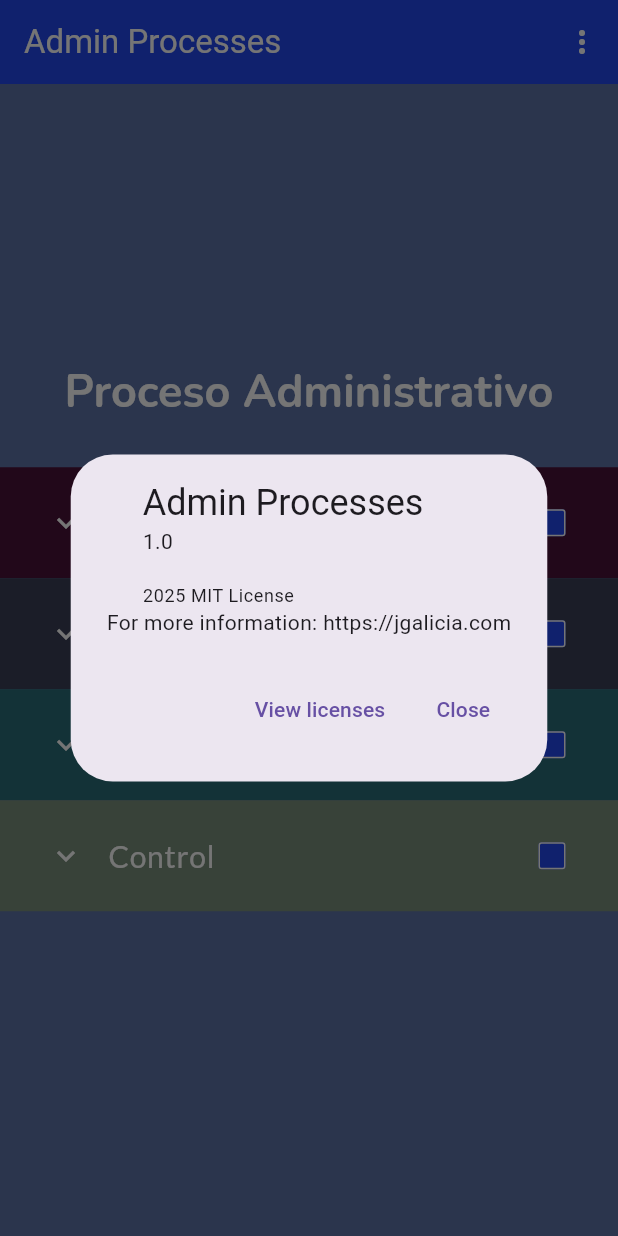
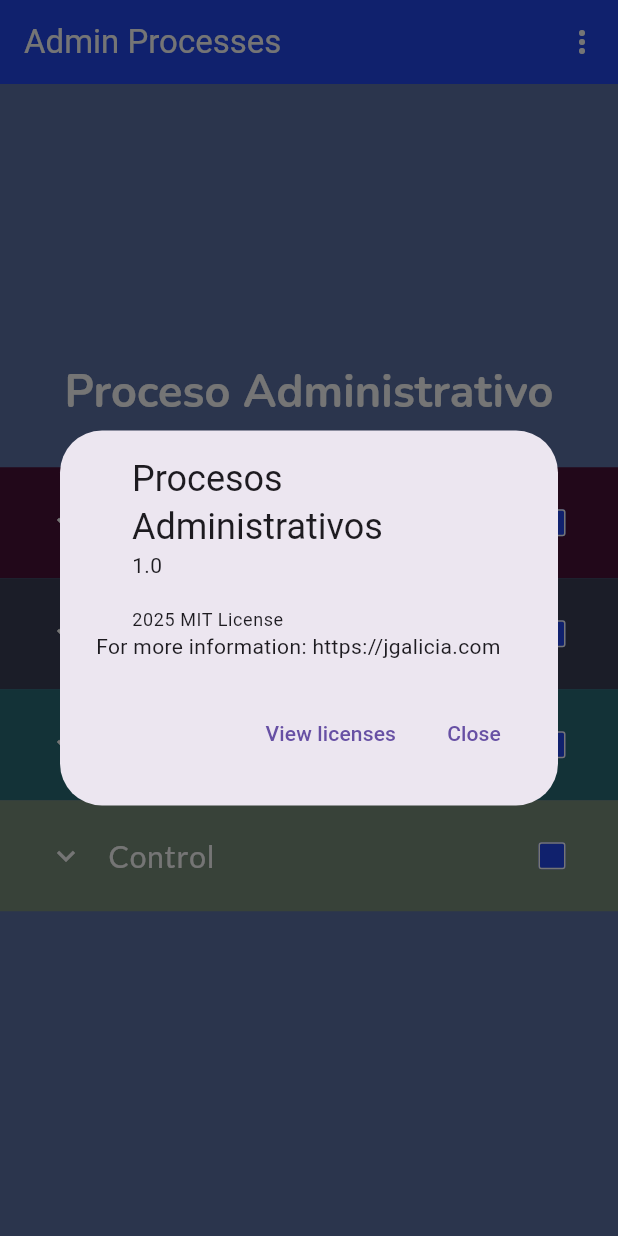
Before and after one commit to javert-galicia/admin_processes, a Flutter app: the screen it shows after launch, after a tap on the "more vert" icon, on a phone screen of 412 x 824 dp. Run offline on Flutter 3.47's test engine with Material 3 defaults, Android fonts, the light colour scheme and no system bars.

Commit message:
Changing Title

```diff
--- a/lib/main.dart
+++ b/lib/main.dart
@@ -43,7 +43,7 @@ class HomeTree extends StatelessWidget {
                     context: context,
                     builder: (context) => const AboutDialog(
                           applicationVersion: '1.0',
-                          applicationName: 'Admin Processes',
+                          applicationName: 'Procesos Administrativos',
                           applicationLegalese: '2025 MIT License',
                           children: [
                             Text(
```
